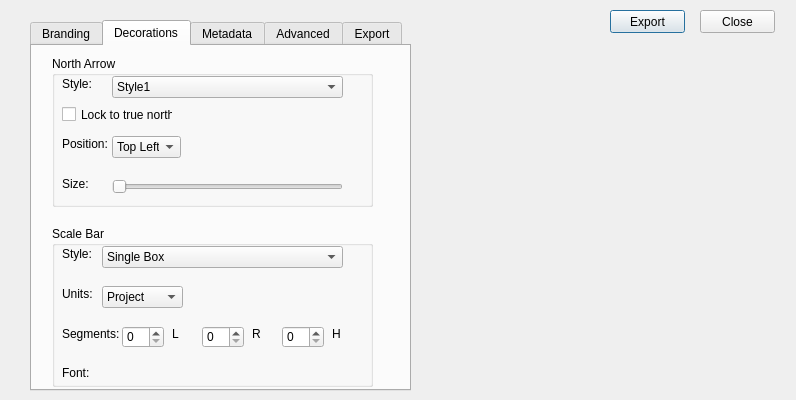
First picture: the form in plugins/map_branding/map_branding_dialog_base.ui, repository ms888ekb/plugin_factory, before the edit.
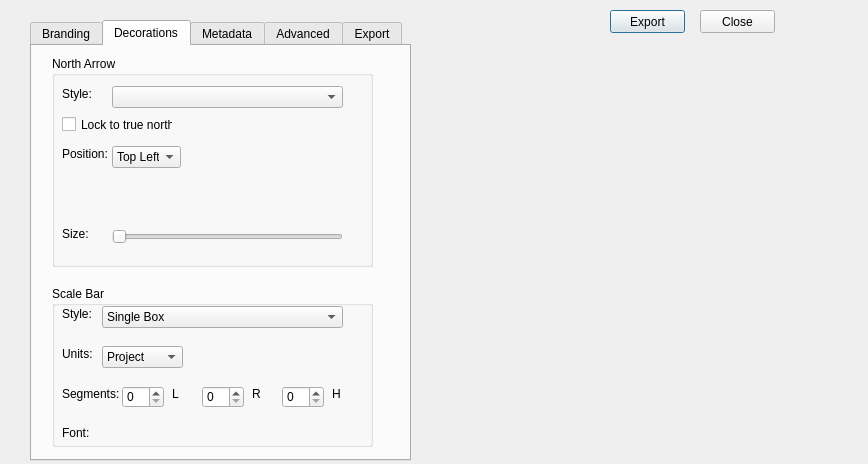
Second picture: the form after the edit.

Commit message: north arrow svg choosing

What changed in the file:
```diff
--- a/plugins/map_branding/map_branding_dialog_base.ui
+++ b/plugins/map_branding/map_branding_dialog_base.ui
@@ -6,8 +6,8 @@
    <rect>
     <x>0</x>
     <y>0</y>
-    <width>796</width>
-    <height>400</height>
+    <width>868</width>
+    <height>464</height>
    </rect>
   </property>
   <property name="windowTitle">
@@ -45,7 +45,7 @@
      <x>30</x>
      <y>20</y>
      <width>381</width>
-     <height>371</height>
+     <height>441</height>
     </rect>
    </property>
    <property name="currentIndex">
@@ -225,13 +225,16 @@
     <attribute name="title">
      <string>Decorations</string>
     </attribute>
-    <widget class="QGroupBox" name="northArroyBox">
+    <widget class="QGroupBox" name="northArrowBox">
+     <property name="enabled">
+      <bool>true</bool>
+     </property>
      <property name="geometry">
       <rect>
        <x>20</x>
        <y>10</y>
        <width>321</width>
-       <height>151</height>
+       <height>211</height>
       </rect>
      </property>
      <property name="title">
@@ -241,32 +244,17 @@
       <property name="geometry">
        <rect>
         <x>60</x>
-        <y>20</y>
+        <y>30</y>
         <width>231</width>
         <height>22</height>
        </rect>
       </property>
-      <item>
-       <property name="text">
-        <string>Style1</string>
-       </property>
-      </item>
-      <item>
-       <property name="text">
-        <string>Style2</string>
-       </property>
-      </item>
-      <item>
-       <property name="text">
-        <string>Style3</string>
-       </property>
-      </item>
      </widget>
      <widget class="QLabel" name="label_5">
       <property name="geometry">
        <rect>
         <x>10</x>
-        <y>20</y>
+        <y>30</y>
         <width>31</width>
         <height>16</height>
        </rect>
@@ -279,7 +267,7 @@
       <property name="geometry">
        <rect>
         <x>10</x>
-        <y>50</y>
+        <y>60</y>
         <width>111</width>
         <height>17</height>
        </rect>
@@ -292,7 +280,7 @@
       <property name="geometry">
        <rect>
         <x>10</x>
-        <y>80</y>
+        <y>90</y>
         <width>71</width>
         <height>16</height>
        </rect>
@@ -305,7 +293,7 @@
       <property name="geometry">
        <rect>
         <x>60</x>
-        <y>120</y>
+        <y>170</y>
         <width>231</width>
         <height>22</height>
        </rect>
@@ -318,7 +306,7 @@
       <property name="geometry">
        <rect>
         <x>10</x>
-        <y>120</y>
+        <y>170</y>
         <width>41</width>
         <height>16</height>
        </rect>
@@ -331,7 +319,7 @@
       <property name="geometry">
        <rect>
         <x>60</x>
-        <y>80</y>
+        <y>90</y>
         <width>69</width>
         <height>22</height>
        </rect>
@@ -357,12 +345,22 @@
        </property>
       </item>
      </widget>
+     <widget class="QWidget" name="arrowWidget" native="true">
+      <property name="geometry">
+       <rect>
+        <x>170</x>
+        <y>70</y>
+        <width>101</width>
+        <height>91</height>
+       </rect>
+      </property>
+     </widget>
     </widget>
     <widget class="QGroupBox" name="scaleBarBox">
      <property name="geometry">
       <rect>
        <x>20</x>
-       <y>180</y>
+       <y>240</y>
        <width>321</width>
        <height>161</height>
       </rect>
```
Left out of the diff: 2 changed lines with no effect on the pictures. The commit also changes 1 other file.
